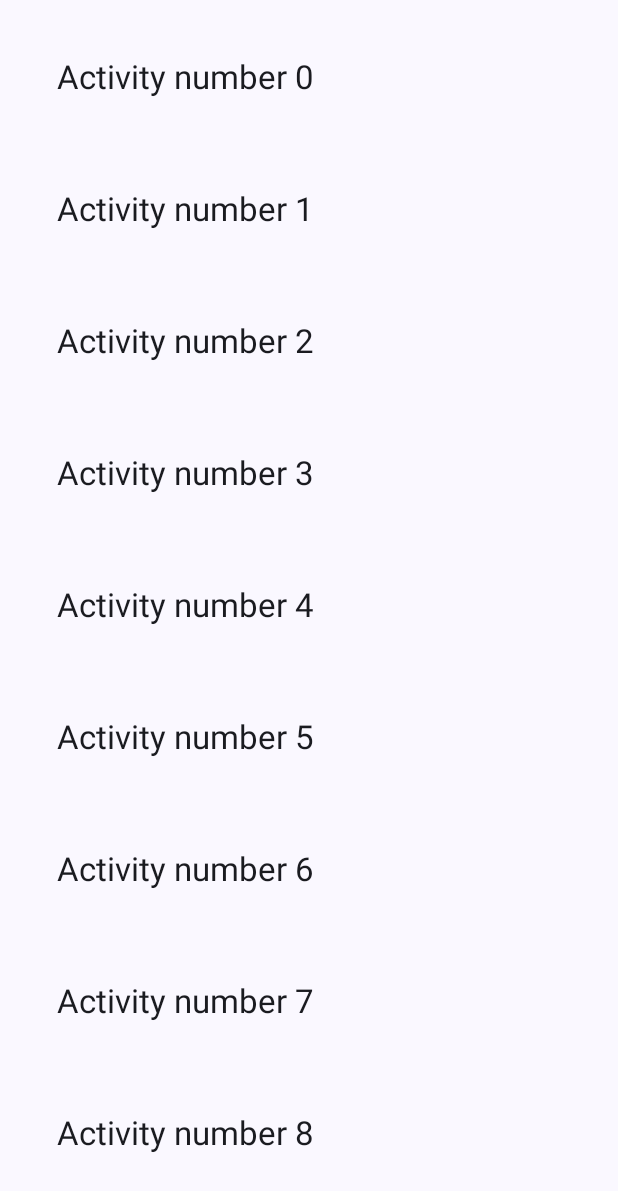
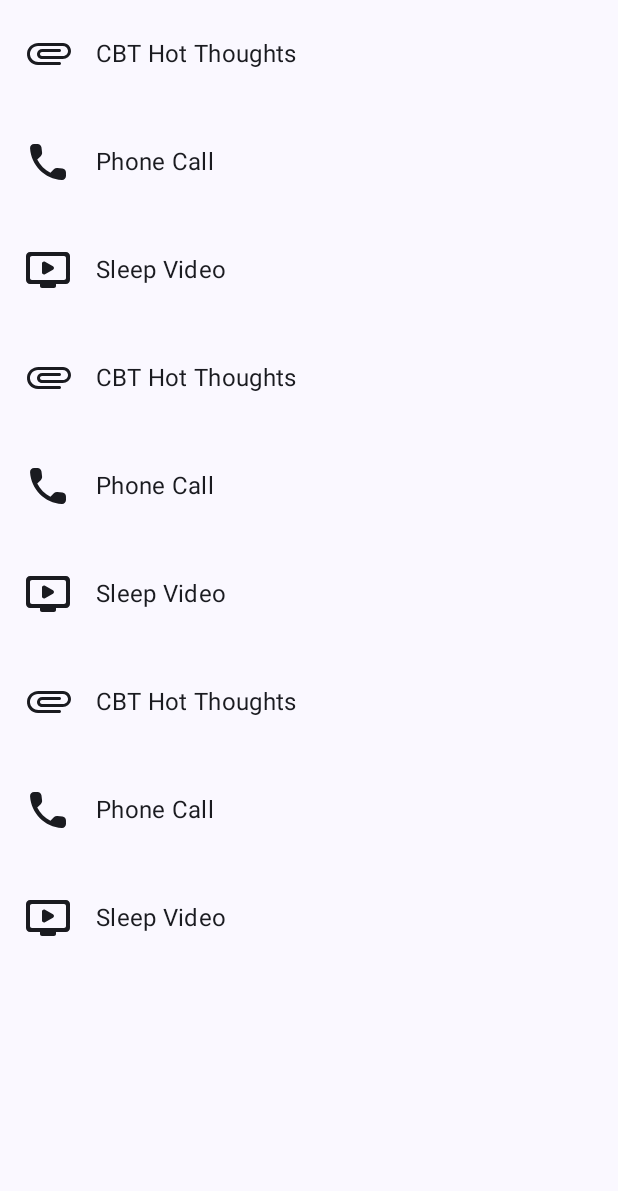
Before and after one commit to talitha1234/MindToolsApp, an Android app built with Jetpack Compose: the composable ActivityList shown on its own in the app's theme, on a phone screen of 412 x 824 dp. Shown: the top 1191 px of the screen. Run offline under Robolectric (Android 15) with nearby library versions, the phone set to English and light mode, and no system bars; Roboto replaces fonts that are not available here.

Commit message:
Add Activity and Datasource class. Reformat main to use classes

```diff
--- a/app/src/main/java/com/talithariddiford/mindtoolsapp/MainActivity.kt
+++ b/app/src/main/java/com/talithariddiford/mindtoolsapp/MainActivity.kt
@@ -2,6 +2,7 @@ package com.talithariddiford.mindtoolsapp
 
 
 
+import android.annotation.SuppressLint
 import android.os.Bundle
 import androidx.activity.ComponentActivity
 import androidx.activity.compose.setContent
@@ -17,8 +18,9 @@ import androidx.compose.foundation.layout.fillMaxSize
 import androidx.compose.foundation.layout.fillMaxWidth
 import androidx.compose.foundation.layout.height
 import androidx.compose.foundation.layout.padding
+import androidx.compose.foundation.layout.size
 import androidx.compose.foundation.layout.width
-import androidx.compose.foundation.layout.wrapContentSize
+import androidx.compose.foundation.lazy.LazyColumn
 import androidx.compose.foundation.lazy.grid.GridCells
 import androidx.compose.foundation.lazy.grid.LazyVerticalGrid
 import androidx.compose.material3.Icon
@@ -40,6 +42,7 @@ import androidx.compose.material3.Checkbox
 import androidx.compose.material3.ExperimentalMaterial3Api
 import androidx.compose.material3.ExtendedFloatingActionButton
 import androidx.compose.material3.FloatingActionButton
+import androidx.compose.foundation.lazy.items
 
 
 import androidx.compose.material3.IconButton
@@ -52,11 +55,9 @@ import androidx.compose.runtime.Composable
 import androidx.compose.runtime.mutableStateMapOf
 import androidx.compose.runtime.remember
 import androidx.compose.ui.Alignment
-import androidx.compose.ui.graphics.Color
-import androidx.compose.ui.graphics.Shadow
+import com.talithariddiford.mindtoolsapp.data.Datasource
 
-import androidx.compose.ui.text.TextStyle
-import androidx.compose.ui.unit.sp
+import com.talithariddiford.mindtoolsapp.model.Activity
 import com.talithariddiford.mindtoolsapp.ui.theme.MindToolsAppTheme
 
 
@@ -66,9 +67,10 @@ class MainActivity : ComponentActivity() {
         enableEdgeToEdge()
         setContent {
             MindToolsAppTheme() {
-                Scaffold(modifier = Modifier.fillMaxSize()) {innerPadding ->
-                    MindToolsApp(innerPadding)
+                Scaffold(modifier = Modifier.fillMaxSize()) { innerPadding ->
+                    MindToolsApp(innerPadding = innerPadding)
                 }
+
 
             }
 
@@ -85,21 +87,27 @@ fun MindToolsApp(innerPadding: PaddingValues) {
 }
 
 
+@SuppressLint("UnusedMaterial3ScaffoldPaddingParameter")
 @Composable
-fun MindToolsPage(modifier: Modifier = Modifier) {
+fun ActivityToolsPage(modifier: Modifier = Modifier) {
     Scaffold(
+        modifier = modifier,
         topBar = { MindToolsTopBar() },
         bottomBar = { MindToolsBottomBar() },
 
     ) { paddingValues ->
-        ActivityList(modifier = Modifier.padding(paddingValues))
+        ActivityList(
+            activities = Datasource().loadActivities(),
+            modifier = Modifier.padding(paddingValues)
+        )
     }
 }
 
 @OptIn(ExperimentalMaterial3Api::class)
 @Composable
-fun MindToolsTopBar() {
+fun MindToolsTopBar(modifier: Modifier = Modifier) {
     TopAppBar(
+        modifier = modifier,
         title = {
             Text(
                 text = stringResource(R.string.mind_tools),
@@ -113,8 +121,9 @@ fun MindToolsTopBar() {
 }
 
 @Composable
-fun MindToolsBottomBar() {
+fun MindToolsBottomBar(modifier: Modifier = Modifier) {
     BottomAppBar(
+        modifier = modifier,
         actions = {
             IconButton(onClick = { /* TODO: Handle Add */ }) {
                 Icon(
@@ -155,36 +164,51 @@ fun MindToolsBottomBar() {
 
 
 @Composable
-fun ActivityList(modifier: Modifier = Modifier) {
-    LazyVerticalGrid(
-        modifier = Modifier
-            .fillMaxSize()
-            .background(MaterialTheme.colorScheme.background)
-
-            .padding(8.dp),
-        columns = GridCells.Fixed(1)
-    ) {
-        items(30) {
-            Text(
-                modifier = Modifier
-                    .padding(30.dp),
-
-                text = stringResource(R.string.activity_number, it),
-                style = MaterialTheme.typography.titleLarge,
-                color = MaterialTheme.colorScheme.onBackground
-
-            )
-
+fun ActivityList(
+    activities: List<Activity> = Datasource().loadActivities(),
+    modifier: Modifier = Modifier
+) {
+    LazyColumn(modifier = modifier) {
+        items(activities) { activity ->
+            ActivityRow(activity = activity)
         }
     }
 }
 
 
 
+@Composable
+fun ActivityRow(
+    activity: Activity,
+    modifier: Modifier = Modifier
+) {
+    Row(
+        modifier = modifier
+            .fillMaxWidth()
+            .height(72.dp)                   // ← make the row taller
+            .padding(horizontal = 16.dp),
+        verticalAlignment = Alignment.CenterVertically
+    ) {
+        Icon(
+            imageVector = activity.icon,
+            contentDescription = stringResource(activity.titleRes),
+            modifier = Modifier
+                .size(32.dp)                    // ← larger icon
+        )
+        Spacer(Modifier.width(16.dp))
+        Text(
+            text = stringResource(activity.titleRes),
+            style = MaterialTheme.typography.titleMedium  // ← bigger text
+        )
+    }
+}
+
+
 
 @Composable
 fun MoodSelectionPage(modifier: Modifier = Modifier) {
     Scaffold(
+        modifier = modifier,
         topBar = { GeneralTopBar(stringResource(R.string.mood_title)) },
         bottomBar = {MoodSelectionBottomBar()},
 
@@ -234,8 +258,9 @@ fun MoodList(modifier: Modifier = Modifier) {
 
 @OptIn(ExperimentalMaterial3Api::class)
 @Composable
-fun GeneralTopBar(topTitle: String) {
+fun GeneralTopBar(topTitle: String, modifier: Modifier = Modifier) {
     TopAppBar(
+        modifier = modifier,
         title = {
             Text(
                 text = topTitle,
@@ -259,8 +284,9 @@ fun GeneralTopBar(topTitle: String) {
 }
 
 @Composable
-fun MoodSelectionBottomBar() {
+fun MoodSelectionBottomBar(modifier: Modifier = Modifier) {
     BottomAppBar(
+        modifier = modifier,
         actions = {
             IconButton(onClick = { /* TODO: Handle Home */ }) {
                 Icon(
@@ -288,8 +314,9 @@ fun MoodSelectionBottomBar() {
 
 
 @Composable
-fun ActivityTypePage() {
+fun ActivityTypePage(modifier: Modifier = Modifier) {
     Scaffold(
+        modifier = modifier,
         topBar = { GeneralTopBar(stringResource(R.string.choose_activity_type)) },
         bottomBar = { MoodSelectionBottomBar() }
     ) { paddingValues ->
@@ -374,9 +401,9 @@ fun MoodSelectionPagePreview() {
 @Preview(name = "Phone", device = "spec:width=411dp,height=891dp", showBackground = true)
 @Preview(name = "Tablet", device = "spec:width=800dp,height=1280dp", showBackground = true)
 @Composable
-fun MindToolsPagePreview() {
+fun ActivityToolsPagePreview() {
     MindToolsAppTheme {
-        MindToolsPage()
+        ActivityToolsPage()
     }
 }
 
--- /dev/null
+++ b/app/src/main/java/com/talithariddiford/mindtoolsapp/data/Datasource.kt
@@ -0,0 +1,25 @@
+package com.talithariddiford.mindtoolsapp.data
+import androidx.compose.material.icons.Icons
+import androidx.compose.material.icons.rounded.Attachment
+import androidx.compose.material.icons.rounded.Call
+import androidx.compose.material.icons.rounded.Favorite
+import androidx.compose.material.icons.rounded.OndemandVideo
+import com.talithariddiford.mindtoolsapp.model.Activity
+import com.talithariddiford.mindtoolsapp.R
+
+class Datasource() {
+    fun loadActivities(): List<Activity> {
+        return listOf<Activity>(
+            Activity(R.string.cbt, Icons.Rounded.Attachment),
+            Activity(R.string.phone_call, Icons.Rounded.Call),
+            Activity(R.string.sleep_video, Icons.Rounded.OndemandVideo),
+            Activity(R.string.cbt, Icons.Rounded.Attachment),
+            Activity(R.string.phone_call, Icons.Rounded.Call),
+            Activity(R.string.sleep_video, Icons.Rounded.OndemandVideo),
+            Activity(R.string.cbt, Icons.Rounded.Attachment),
+            Activity(R.string.phone_call, Icons.Rounded.Call),
+            Activity(R.string.sleep_video, Icons.Rounded.OndemandVideo),
+        )
+
+    }
+}
--- /dev/null
+++ b/app/src/main/java/com/talithariddiford/mindtoolsapp/model/Activity.kt
@@ -0,0 +1,9 @@
+package com.talithariddiford.mindtoolsapp.model
+
+import androidx.annotation.StringRes
+import androidx.compose.ui.graphics.vector.ImageVector
+
+data class Activity(
+    @StringRes val titleRes: Int,
+    val icon: ImageVector
+)
--- a/app/src/main/res/values/strings.xml
+++ b/app/src/main/res/values/strings.xml
@@ -16,4 +16,7 @@
     <string name="link_video">Link/Video</string>
     <string name="phone_call">Phone Call</string>
     <string name="document">Document</string>
+    <string name="cbt">CBT Hot Thoughts</string>
+    <string name="call_lifeline">Call Lifeline</string>
+    <string name="sleep_video">Sleep Video</string>
 </resources>
```
